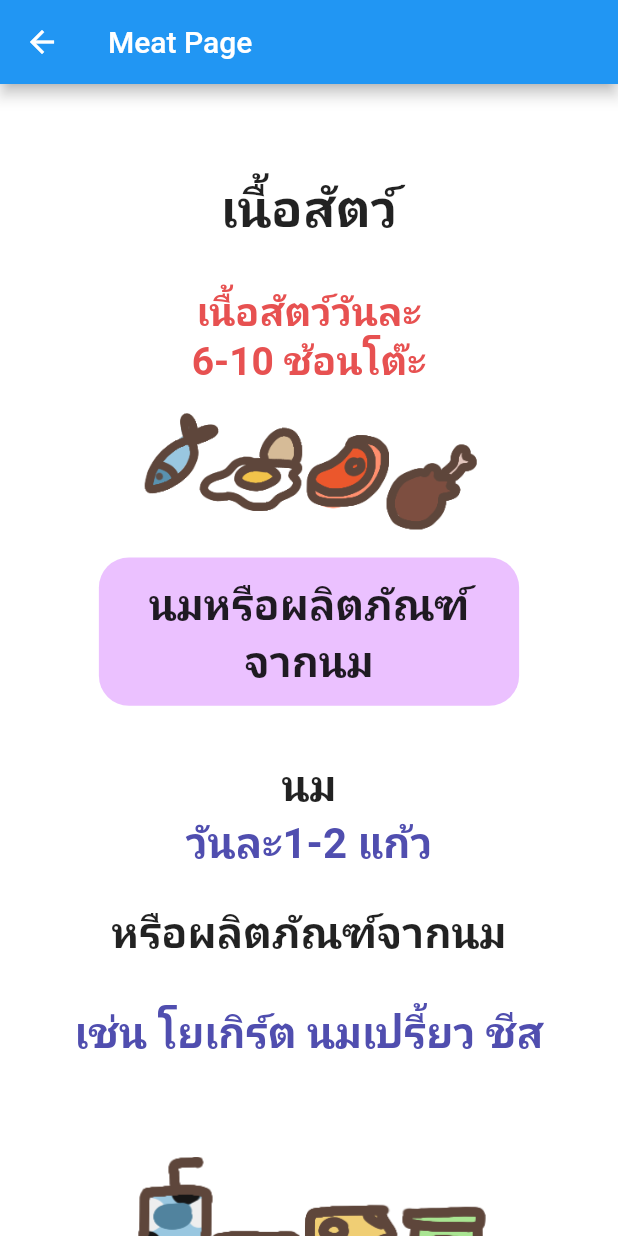
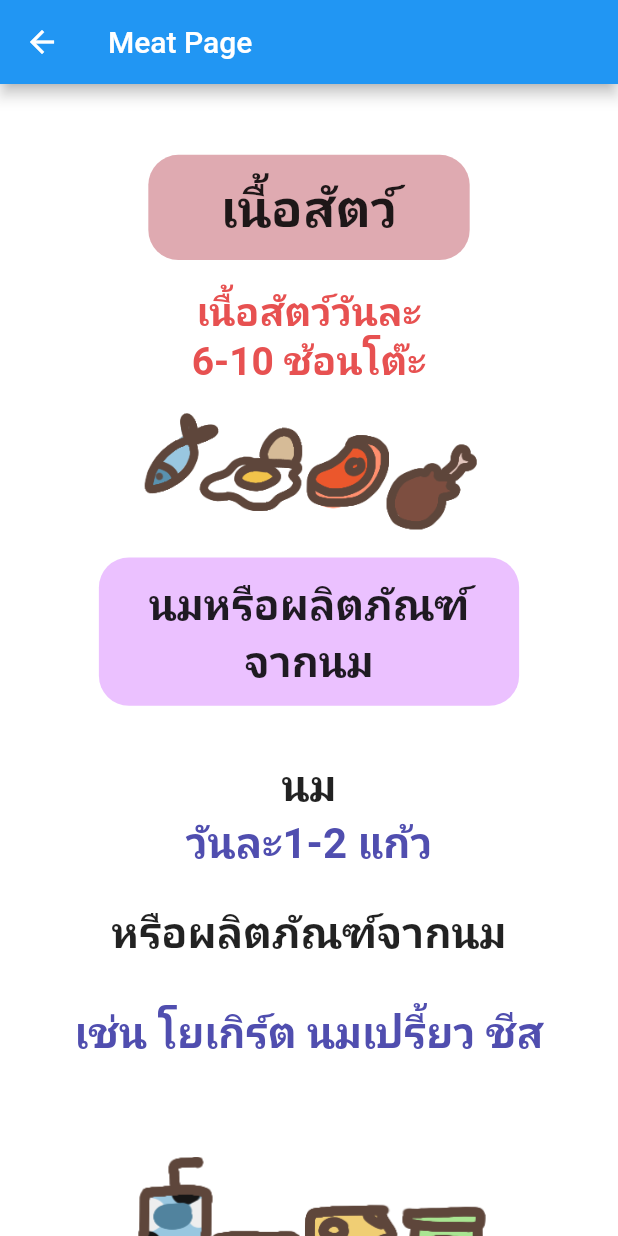
Before and after one commit to AINutritionProject/KinDeeUDee, a Flutter app: the MilkMeatPage screen opened directly, on a phone screen of 412 x 824 dp. Run offline on Flutter 3.47's test engine with Material 2 defaults, Android fonts, the phone set to English and light mode, and no system bars; our stand-ins replace camera, cloud_firestore, csv, dotted_border, firebase_auth, firebase_core and 3 more; accounts and stored records are empty.

Commit message:
body:[complete] appbar:[Not complete]

```diff
--- a/lib/pages/milk_meat.dart
+++ b/lib/pages/milk_meat.dart
@@ -30,7 +30,8 @@ class MilkMeatPage extends StatelessWidget {
                           width: MediaQuery.of(context).size.width * 0.52,
                           height: MediaQuery.of(context).size.height * 0.085,
                           decoration: BoxDecoration(
-                            borderRadius: BorderRadius.circular(20)
+                            borderRadius: BorderRadius.circular(20),
+                            color: const Color.fromRGBO(223, 170, 177, 1)
                           ),
                           child:
                           const Align(
```
